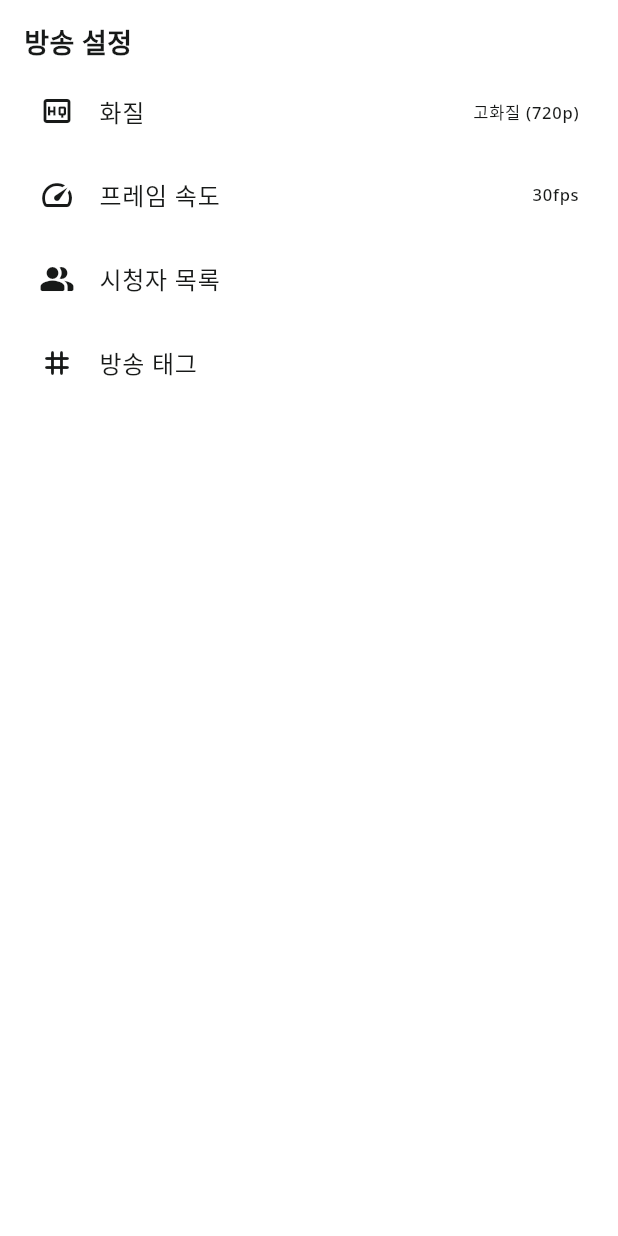
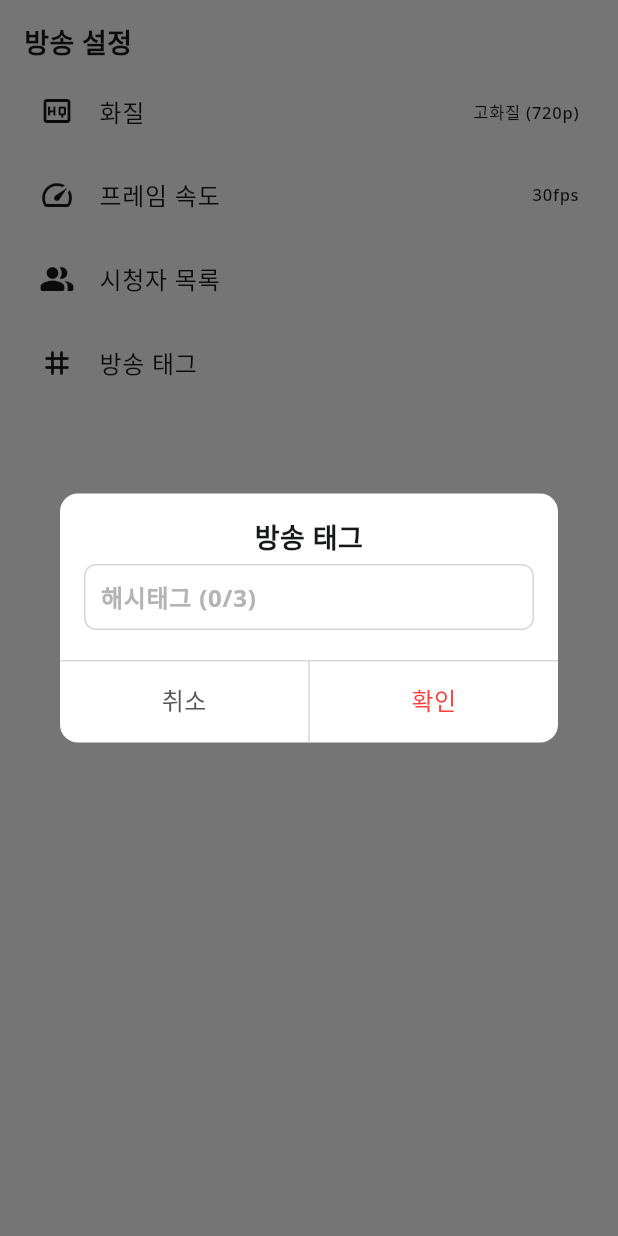
Before and after one commit to green-laviu/laviu-flutter, a Flutter app: the LiveStreamSettingSheet widget shown alone on an empty page, opened directly, after a tap on "방송 태그", on a phone screen of 412 x 824 dp. Run offline on Flutter 3.47's test engine with Material 3 defaults, Android fonts, the phone set to English and light mode, and no system bars; our stand-ins replace dio, flutter_dotenv, flutter_riverpod, flutter_secure_storage, flutter_svg, google_fonts and 1 more; accounts and stored records are empty.

Commit message:
해시태그 다이얼로그 처리 완료

```diff
--- a/lib/ui/pages/live/stream_page/widgets/live_stream_setting_sheet.dart
+++ b/lib/ui/pages/live/stream_page/widgets/live_stream_setting_sheet.dart
@@ -2,6 +2,7 @@ import 'package:flutter/material.dart';
 import 'package:laviu_flutter/_core/style/m_colors.dart';
 import 'package:laviu_flutter/_core/style/m_sizes.dart';
 import 'package:laviu_flutter/_core/style/m_text.dart';
+import 'package:laviu_flutter/ui/pages/live/stream_page/widgets/live_stream_tag_dialog.dart';
 import 'package:laviu_flutter/ui/pages/live/stream_page/widgets/live_stream_viewer_list_sheet.dart';
 import 'package:laviu_flutter/ui/widgets/m_fps_sheet.dart';
 import 'package:laviu_flutter/ui/widgets/m_quality_sheet.dart';
@@ -117,7 +118,15 @@ class LiveStreamSettingSheet extends StatelessWidget {
                 '방송 태그',
                 style: TextStyle(color: MColors.textNormal, fontWeight: FontWeight.w500),
               ),
-              onTap: () {},
+              onTap: () {
+                showDialog(
+                  context: context,
+                  barrierDismissible: false, //다이얼로그 밖 탭해도 닫히지 X
+                  builder: (BuildContext context) {
+                    return LiveStreamTagDialog();
+                  },
+                );
+              },
             ),
           ],
         ),
--- /dev/null
+++ b/lib/ui/pages/live/stream_page/widgets/live_stream_tag_dialog.dart
@@ -0,0 +1,200 @@
+import 'package:flutter/material.dart';
+import 'package:laviu_flutter/_core/style/m_colors.dart';
+import 'package:laviu_flutter/_core/style/m_sizes.dart';
+import 'package:laviu_flutter/_core/style/m_text.dart';
+import 'package:laviu_flutter/_core/utils/m_util.dart';
+import 'package:laviu_flutter/ui/widgets/m_dialog.dart';
+
+class LiveStreamTagDialog extends StatefulWidget {
+  final List<String> initialTags;
+
+  const LiveStreamTagDialog({
+    super.key,
+    this.initialTags = const [],
+  });
+
+  @override
+  State<LiveStreamTagDialog> createState() => _LiveStreamTagDialogState();
+}
+
+class _LiveStreamTagDialogState extends State<LiveStreamTagDialog> {
+  final _ctrl = TextEditingController();
+  final _focus = FocusNode();
+  final _scrollCtrl = ScrollController();
+  final List<String> _savedTagList = [];
+  String? _errorMsg;
+
+  @override
+  void initState() {
+    super.initState();
+    // 기존 태그
+    for (final tag in widget.initialTags) {
+      final normalizedTag = normalizeHashtag(tag);
+      if (normalizedTag == null) continue;
+      if (_savedTagList.length >= 3) break;
+      if (!isDuplicateTagIgnoreCase(_savedTagList, normalizedTag)) {
+        _savedTagList.add(normalizedTag);
+      }
+    }
+  }
+
+  void _addParsedHashtags(String tag) {
+    List<String> parsedTagList = parseTagList(tag);
+    for (final tag in parsedTagList) {
+      if (_savedTagList.length >= 3) break;
+
+      final normalizedTag = normalizeHashtag(tag);
+      if (normalizedTag == null) continue;
+
+      if (isDuplicateTagIgnoreCase(_savedTagList, normalizedTag)) {
+        setState(() => _errorMsg = '이미 추가한 해시태그예요.');
+        continue;
+      }
+      setState(() {
+        _savedTagList.add(normalizedTag);
+        _errorMsg = null;
+      });
+
+      // 해시태그 추가 후 스크롤을 맨 오른쪽으로 이동
+      WidgetsBinding.instance.addPostFrameCallback((_) {
+        _scrollCtrl.animateTo(
+          _scrollCtrl.position.maxScrollExtent,
+          duration: MSizes.animDurationFast,
+          curve: Curves.easeOut,
+        );
+      });
+    }
+    _ctrl.clear();
+    _focus.requestFocus();
+  }
+
+  @override
+  void dispose() {
+    _ctrl.dispose();
+    _focus.dispose();
+    _scrollCtrl.dispose();
+    super.dispose();
+  }
+
+  @override
+  Widget build(BuildContext context) {
+    return MDialog(
+      title: '방송 태그',
+      body: Column(
+        crossAxisAlignment: CrossAxisAlignment.stretch,
+        children: [
+          Container(
+            decoration: BoxDecoration(
+              color: MColors.white,
+              borderRadius: BorderRadius.circular(MSizes.radiusM),
+              border: Border.all(color: MColors.lineNormal),
+            ),
+            padding: EdgeInsets.symmetric(horizontal: MSizes.gapM),
+            height: 44,
+            alignment: Alignment.centerLeft,
+            child: TextField(
+              controller: _ctrl,
+              focusNode: _focus,
+              onSubmitted: (value) {
+                if (value.trim().isEmpty) return;
+                if (_savedTagList.length >= 3) {
+                  setState(() => _errorMsg = '해시태그는 최대 3개까지 추가할 수 있어요.');
+                  _ctrl.clear();
+                  return;
+                }
+                _addParsedHashtags(value);
+              },
+              onChanged: (value) {
+                // 한글 IME 조합 중 확정(commit) 예방
+                final composing = _ctrl.value.composing;
+                final isComposing = composing.isValid && !composing.isCollapsed;
+                if (isComposing) return; // = 조합 중
+
+                // 스페이스/쉼표 입력 시 태그 입력 종료
+                if (value.isNotEmpty && RegExp(r'[,\s]$').hasMatch(value)) {
+                  if (_savedTagList.length >= 3) {
+                    setState(() => _errorMsg = '해시태그는 최대 3개까지 추가할 수 있어요.');
+                    _ctrl.clear();
+                    return;
+                  }
+                  _addParsedHashtags(value);
+                }
+              },
+              textInputAction: TextInputAction.done,
+              cursorColor: MColors.white,
+              decoration: InputDecoration(
+                hintText: '해시태그 (${_savedTagList.length}/3)',
+                hintStyle: TextStyle(
+                  fontSize: MSizes.fontM,
+                  fontWeight: FontWeight.w700,
+                  color: MColors.textAlternative,
+                ),
+                border: InputBorder.none,
+                contentPadding: EdgeInsets.zero,
+                isDense: true,
+              ),
+              style: TextStyle(
+                fontSize: MSizes.fontM,
+                fontWeight: FontWeight.w700,
+                color: MColors.textNeutral,
+              ),
+            ),
+          ),
+
+          // 에러 메세지
+          Padding(
+            padding: EdgeInsets.symmetric(vertical: MSizes.gapS),
+            child: Row(
+              children: [
+                if (_errorMsg != null) ...[
+                  Text(_errorMsg!, style: MText.label3(color: MColors.error)),
+                ],
+              ],
+            ),
+          ),
+
+          // 해시태그 칩 row
+          SingleChildScrollView(
+            scrollDirection: Axis.horizontal,
+            controller: _scrollCtrl,
+            child: Row(
+              children: _savedTagList.map((tag) {
+                return Padding(
+                  padding: EdgeInsets.only(right: MSizes.gapS),
+                  child: Chip(
+                    label: Text('#$tag', style: MText.label2Regular(color: MColors.primaryStrong)),
+                    padding: EdgeInsets.zero,
+                    backgroundColor: MColors.transparent,
+                    labelPadding: EdgeInsets.only(left: MSizes.gapS, right: 0),
+                    visualDensity: const VisualDensity(horizontal: -2, vertical: -2),
+                    materialTapTargetSize: MaterialTapTargetSize.shrinkWrap, // 위젯 크기에 맞춰 터치 영역 축소
+                    shape: RoundedRectangleBorder(
+                      borderRadius: BorderRadius.circular(MSizes.radiusM),
+                      side: BorderSide(color: MColors.primaryStrong),
+                    ),
+                    deleteIcon: Icon(Icons.close, size: MSizes.fontM, color: MColors.primaryStrong),
+                    onDeleted: () {
+                      setState(() {
+                        _savedTagList.remove(tag);
+                        _errorMsg = null;
+                      });
+                    },
+                  ),
+                );
+              }).toList(),
+            ),
+          ),
+        ],
+      ),
+      primaryText: '확인',
+      primaryColor: MColors.primaryDanger,
+      onPrimaryTap: () {
+        // 해시태그 최종 수정 완료 로직
+      },
+      secondaryText: '취소',
+      onSecondaryTap: () {
+        Navigator.pop(context);
+      },
+    );
+  }
+}
--- a/lib/ui/widgets/m_dialog.dart
+++ b/lib/ui/widgets/m_dialog.dart
@@ -6,6 +6,8 @@ import 'package:laviu_flutter/_core/style/m_text.dart';
 class MDialog extends StatelessWidget {
   final String? title;
   final String? message;
+
+  final Widget? body;
 
   /// 주 버튼(오른쪽/단일 버튼)
   final String primaryText;
@@ -21,6 +23,7 @@ class MDialog extends StatelessWidget {
     super.key,
     this.title,
     this.message,
+    this.body,
     required this.primaryText,
     required this.onPrimaryTap,
     this.primaryColor = MColors.textNormal,
@@ -58,7 +61,9 @@ class MDialog extends StatelessWidget {
                     ),
                     SizedBox(height: MSizes.gapS),
                   ],
-                  if (message != null) ...[
+                  if (body != null) ...[
+                    body!,
+                  ] else if (message != null) ...[
                     SizedBox(height: MSizes.gapS),
                     Text(
                       message!,
```
Also changed, not shown: lib/ui/pages/live/preview_page/widgets/live_preview_hashtag_form_field.dart (+24 -9 lines).
